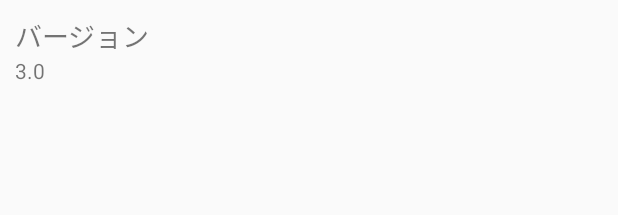
After one commit to cutmail/DisasterApp, an Android app: the layout activity_about.xml on its own in the app's theme, with its tools: preview values and no code run, on a phone screen of 412 x 824 dp. The commit adds this screen. Shown: the top 215 px of the screen. Run offline under Robolectric (Android 15) with nearby library versions, the phone set to English and light mode, and no system bars.

Commit message:
Add About Activity

```diff
--- a/app/src/main/assets/crashlytics-build.properties
+++ b/app/src/main/assets/crashlytics-build.properties
@@ -3,9 +3,9 @@
 #
 #Do NOT modify, delete, or commit to source control!
 #
-#Fri Jan 16 19:46:46 JST 2015
+#Sat Jan 17 11:53:54 JST 2015
 version_name=0.0
 package_name=me.cutmail.disasterapp
-build_id=55eaf944-3a06-475c-9213-b7405c2cd9df
+build_id=7c5b6aa5-0b7a-4a60-a4f4-c65b2b41e5a2
 version_code=0
-app_name=\u5730\u9707\u30FB\u707D\u5BB3\u60C5\u5831
+app_name=地震・災害情報
--- a/app/src/main/java/me/cutmail/disasterapp/controllers/MainActivity.java
+++ b/app/src/main/java/me/cutmail/disasterapp/controllers/MainActivity.java
@@ -76,7 +76,7 @@ public class MainActivity extends ActionBarActivity {
     }
 
     private void openAbout() {
-
+        startActivity(new Intent(this, AboutActivity.class));
     }
 
     private void openInquiry() {
--- /dev/null
+++ b/app/src/main/res/layout/activity_about.xml
@@ -0,0 +1,27 @@
+<LinearLayout xmlns:android="http://schemas.android.com/apk/res/android"
+    xmlns:tools="http://schemas.android.com/tools"
+    android:layout_width="match_parent"
+    android:layout_height="match_parent"
+    android:orientation="vertical"
+    android:padding="10dp"
+    tools:context="me.cutmail.disasterapp.controllers.AboutActivity">
+
+    <LinearLayout
+        android:layout_width="match_parent"
+        android:layout_height="wrap_content"
+        android:orientation="vertical">
+
+        <TextView
+            android:layout_width="match_parent"
+            android:layout_height="wrap_content"
+            android:textSize="18sp"
+            android:text="@string/version" />
+
+        <TextView
+            android:id="@+id/version"
+            android:layout_width="match_parent"
+            android:layout_height="wrap_content"
+            tools:text="3.0" />
+
+    </LinearLayout>
+</LinearLayout>
--- a/app/src/main/res/values/com_crashlytics_export_strings.xml
+++ b/app/src/main/res/values/com_crashlytics_export_strings.xml
@@ -6,5 +6,5 @@
 
   Do NOT modify, delete, or commit to source control!
 -->
-<string name="com.crashlytics.android.build_id" translatable="false">5147c336-45db-41f9-9e4c-49f832ed500a</string>
+<string name="com.crashlytics.android.build_id" translatable="false">7c5b6aa5-0b7a-4a60-a4f4-c65b2b41e5a2</string>
 </resources>
--- a/app/src/main/res/values/strings.xml
+++ b/app/src/main/res/values/strings.xml
@@ -7,6 +7,7 @@
     <string name="action_review">Playストアで評価</string>
     <string name="action_about">地震・災害情報について</string>
     <string name="title_activity_entry_detail">詳細</string>
-    <string name="hello_world">Hello world!</string>
+    <string name="title_activity_about">地震・災害情報について</string>
+    <string name="version">バージョン</string>
 
 </resources>
```
Also changed, not shown: app/src/main/AndroidManifest.xml (+17 -7 lines), app/src/main/java/me/cutmail/disasterapp/controllers/AboutActivity.java (added, +73 -0 lines), app/src/main/res/menu/menu_about.xml (added, +7 -0 lines).
